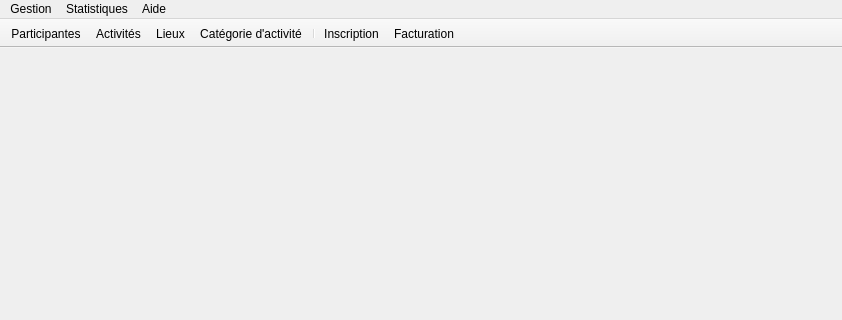
Before: the Qt Designer form GUI/mainwindow.ui in samueldrouin/PyGuide, drawn with Qt 5; both pictures show x 0 to 842 and y 0 to 320 of the 842 by 804 pixel window.
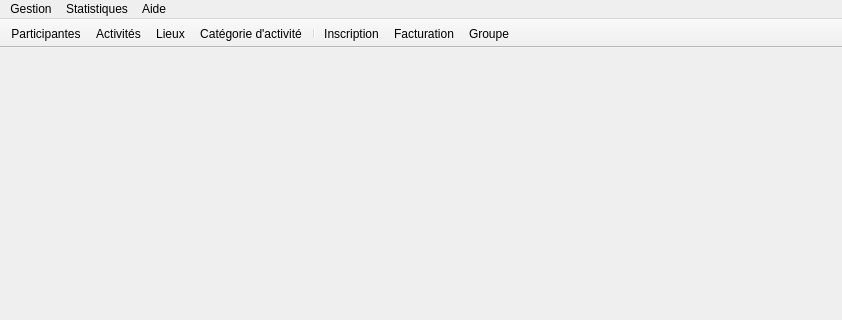
After: the same form once the commit is applied. Icons and pictures are not drawn.

Diff of the .ui file:
```diff
--- a/GUI/mainwindow.ui
+++ b/GUI/mainwindow.ui
@@ -81,6 +81,7 @@
    <addaction name="separator"/>
    <addaction name="act_inscription"/>
    <addaction name="act_facturation"/>
+   <addaction name="act_groupe"/>
   </widget>
   <action name="act_consult_activites">
    <property name="icon">
@@ -167,6 +168,15 @@
     <string>Réglages</string>
    </property>
   </action>
+  <action name="act_groupe">
+   <property name="icon">
+    <iconset>
+     <normaloff>../Resources/Groupe.png</normaloff>../Resources/Groupe.png</iconset>
+   </property>
+   <property name="text">
+    <string>Groupe</string>
+   </property>
+  </action>
  </widget>
  <resources/>
  <connections/>
```
